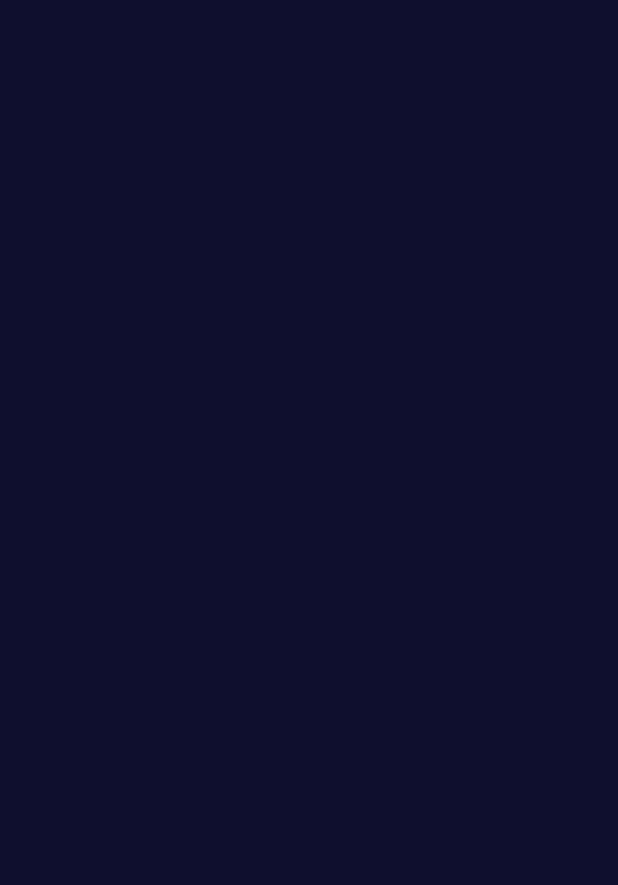
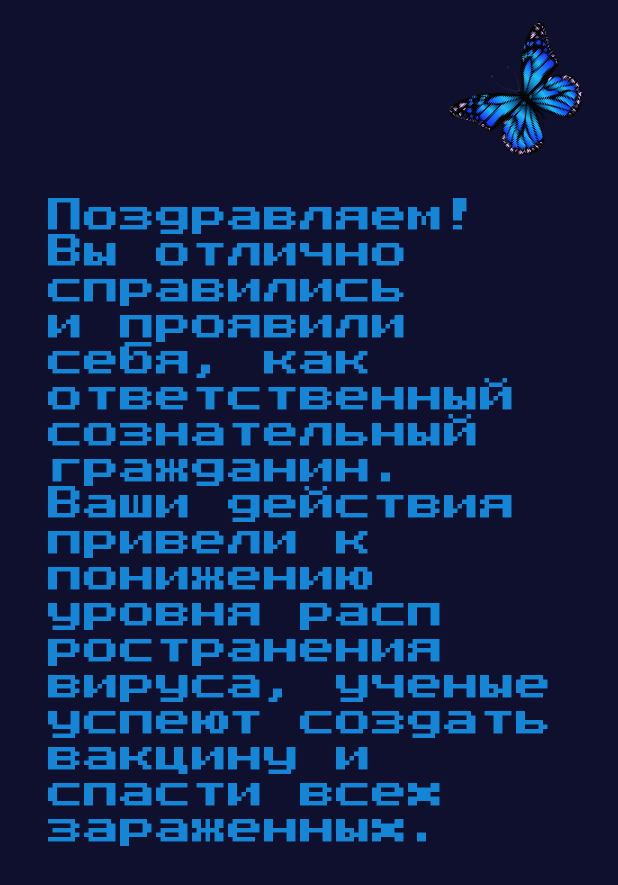
Before and after one commit to coding-lamer555/LocalHackDay, an Android app: the FinalActivity screen opened directly, with no data from a screen before it, on a phone screen of 412 x 824 dp. Before the commit the part shown is empty. Shown: the top 885 px of the screen. Run offline under Robolectric (Android 15) with nearby library versions, the phone set to English and light mode, and no system bars.

Commit message:
Bugs Fixed

```diff
--- a/app/src/main/AndroidManifest.xml
+++ b/app/src/main/AndroidManifest.xml
@@ -4,12 +4,13 @@
 
     <application
         android:allowBackup="true"
-        android:icon="@mipmap/ic_launcher"
+        android:icon="@drawable/icon"
         android:label="@string/app_name"
         android:roundIcon="@mipmap/ic_launcher_round"
         android:supportsRtl="true"
         android:theme="@style/AppTheme">
-        <activity android:name=".FinalActivity"></activity>
+        <activity android:name=".RepeatActivity"></activity>
+        <activity android:name=".FinalActivity" />
         <activity android:name=".BedroomFinalActivity" />
         <activity android:name=".ShopActivity" />
         <activity android:name=".CafeActivity" />
--- a/app/src/main/res/layout/activity_final.xml
+++ b/app/src/main/res/layout/activity_final.xml
@@ -7,4 +7,18 @@
     android:background="@color/violet"
     tools:context=".FinalActivity">
 
+    <ImageView
+        android:id="@+id/butterfly"
+        style="@style/ButterflyImage"
+        android:src="@drawable/butterfly"
+        app:layout_constraintRight_toRightOf="parent"
+        app:layout_constraintTop_toTopOf="parent" />
+
+    <com.example.localhackday.utils.AnimatedTextView
+        android:id="@+id/info"
+        style="@style/InfoText"
+        app:layout_constraintLeft_toLeftOf="parent"
+        app:layout_constraintRight_toRightOf="parent"
+        app:layout_constraintTop_toBottomOf="@id/butterfly" />
+
 </androidx.constraintlayout.widget.ConstraintLayout>
--- a/app/src/main/res/layout/activity_office.xml
+++ b/app/src/main/res/layout/activity_office.xml
@@ -28,7 +28,7 @@
     <com.example.localhackday.utils.AnimatedTextView
         android:id="@+id/question"
         style="@style/QuestionText"
-        android:layout_marginLeft="250dp"
+        android:layout_marginLeft="150dp"
         android:layout_marginBottom="32dp"
         android:text="@string/office_question"
         app:layout_constraintBottom_toTopOf="@id/answerA"
--- a/app/src/main/res/layout/activity_stop.xml
+++ b/app/src/main/res/layout/activity_stop.xml
@@ -29,7 +29,7 @@
         style="@style/QuestionText"
         android:layout_marginTop="200dp"
         android:layout_marginBottom="32dp"
-        android:text="@string/kitchen_question"
+        android:text="@string/stop_question"
         app:layout_constraintBottom_toTopOf="@id/answerA"
         app:layout_constraintLeft_toLeftOf="parent"
         app:layout_constraintRight_toRightOf="parent" />
--- a/app/src/main/res/layout/activity_street.xml
+++ b/app/src/main/res/layout/activity_street.xml
@@ -26,7 +26,7 @@
         android:id="@+id/answerA"
         style="@style/BottomButton"
         android:onClick="onAnswerAClick"
-        android:text="@string/kitchen_answerB"
+        android:text="@string/street_answerA"
         app:layout_constraintBottom_toTopOf="@id/answerB"
         app:layout_constraintLeft_toLeftOf="parent"
         app:layout_constraintRight_toRightOf="parent" />
@@ -35,7 +35,7 @@
         android:id="@+id/answerB"
         style="@style/BottomButton"
         android:onClick="onAnswerBClick"
-        android:text="@string/kitchen_answerC"
+        android:text="@string/street_answerB"
         app:layout_constraintBottom_toBottomOf="parent"
         app:layout_constraintLeft_toLeftOf="parent"
         app:layout_constraintRight_toRightOf="parent" />
--- a/app/src/main/res/layout/activity_wardrobe_final.xml
+++ b/app/src/main/res/layout/activity_wardrobe_final.xml
@@ -17,7 +17,7 @@
     <com.example.localhackday.utils.AnimatedTextView
         android:id="@+id/question"
         style="@style/QuestionText"
-        android:text="@string/kitchen_question"
+        android:text="@string/wardrobe_final_question"
         app:layout_constraintLeft_toLeftOf="parent"
         app:layout_constraintRight_toRightOf="parent"
         app:layout_constraintTop_toBottomOf="@id/menu" />
--- a/app/src/main/res/values/strings.xml
+++ b/app/src/main/res/values/strings.xml
@@ -1,5 +1,5 @@
 <resources>
-    <string name="app_name">LocalHackDay</string>
+    <string name="app_name">ButterFlyEffect</string>
     <string name="title">Эффект\nбабочки</string>
     <string name="info">“Говорят, что даже такая мелочь, как взмах крыла бабочки, может, в конце концов, стать причиной тайфуна на другом конце света.“</string>
     <string name="info2">Хотите испытать себя? Проверьте, насколько вы информированы и готовы правильно действовать в условиях эпидемии. Мы предлагаем вам прожить самый обычный день самого обычного человека во время карантина. Правила простые: хорошо обдумывайте свои решения и действуйте так, чтобы максимально снизить риск заражения.</string>
@@ -102,4 +102,9 @@
     <string name="bedroom_final_answerA">а) Будильник\nна 7:00</string>
     <string name="bedroom_final_answerB">б) Будильник\nна 7:10</string>
     <string name="bedroom_final_answerC">в) Будильник\nна 7:20</string>
+    <string name="final_text">Поздравляем! Вы отлично справились и проявили себя, как ответственный сознательный гражданин. Ваши действия привели к понижению уровня распространения вируса, ученые успеют создать вакцину и спасти всех зараженных.</string>
+    <string name="final_text2">Игра создавалась в долгие ночи хакатона Local Hack Day: Save the world</string>
+    <string name="final_text3">Над данным проектом работала команда Lamers, а именно: Проскурина Софья Терещенко Сергей Свиридов Данил</string>
+    <string name="final_text4">Музыкально сопровождение составленно на основе компазиций из игры UNDERTALE</string>
+    <string name="final_text5">Надеемся, что вы получили удовольствие от процесса игры и задумались над важностью соблюдения правил во время эпидемии.</string>
 </resources>
```
Also changed, not shown: app/src/main/java/com/example/localhackday/FinalActivity.java (+59 -1 lines), app/src/main/java/com/example/localhackday/RepeatActivity.java (added, +14 -0 lines), app/src/main/java/com/example/localhackday/WelcomeActivity.java (+8 -0 lines), app/src/main/res/layout/activity_repeat.xml (added, +10 -0 lines), app/src/main/res/drawable/icon.png (added), 1 other file.
